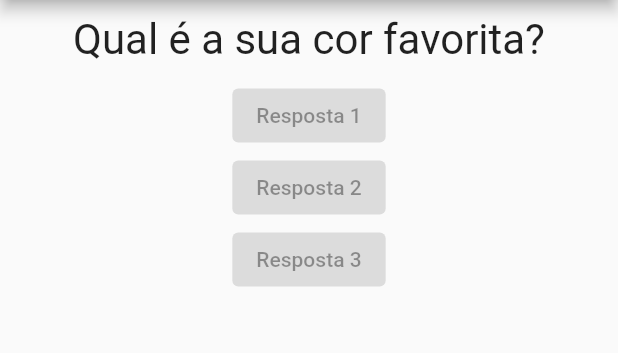
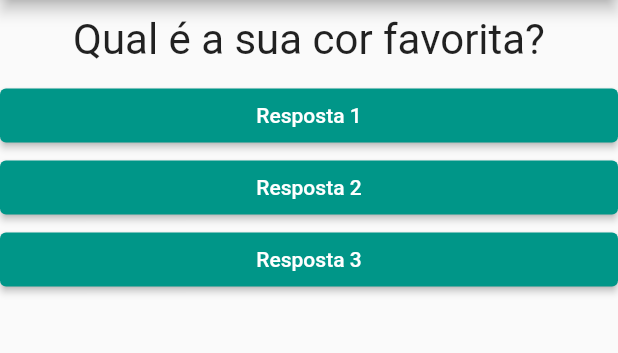
Before and after one commit to waitoair/projeto_perguntas, a Flutter app: the screen it shows after launch, on a phone screen of 412 x 824 dp, the part 84-437 px from its top. Run offline on Flutter 3.47's test engine with Material 2 defaults, Android fonts, the phone set to English and light mode, and no system bars.

Commit message:
using type Map in questions

```diff
--- a/lib/main.dart
+++ b/lib/main.dart
@@ -11,14 +11,23 @@ class _PerguntaAppState extends State<PerguntaApp> {
     setState(() {
       _perguntaSelecionada++;
     });
-    print(_perguntaSelecionada);
   }
 
   @override
   Widget build(BuildContext context) {
-    final perguntas = [
-      'Qual é a sua cor favorita?',
-      'Qual é o seu animal favorito?',
+    final List<Map<String, Object>>  perguntas = [
+      {
+        'texto': 'Qual é a sua cor favorita?',
+        'respostas': ['Preto', 'Vermelho', 'Verde', 'Branco'],
+      },
+      {
+        'texto': 'Qual é o seu animal favorito?',
+        'respostas': ['Coelho', 'Cobra', 'Elefante', 'Leão'],
+      },
+      {
+        'texto': 'Qual é o seu instrutor favorito?',
+        'respostas': ['Maria', 'João', 'Leo', 'Pedro'],
+      },
     ];
 
     return MaterialApp(
@@ -28,10 +37,10 @@ class _PerguntaAppState extends State<PerguntaApp> {
         ),
         body: Column(
           children: <Widget>[
-            Questao(perguntas[_perguntaSelecionada]),
-            Resposta('Resposta 1'),
-            Resposta('Resposta 2'),
-            Resposta('Resposta 3'),
+            Questao(perguntas[_perguntaSelecionada]['texto'].toString()),
+            Resposta('Resposta 1', _responder),
+            Resposta('Resposta 2', _responder),
+            Resposta('Resposta 3', _responder),
           ]
         )
       )
--- a/lib/resposta.dart
+++ b/lib/resposta.dart
@@ -3,13 +3,22 @@ import 'package:flutter/material.dart';
 class Resposta extends StatelessWidget {
   final String texto;
 
-  Resposta(this.texto);
+  final void Function() quandoSelecionado;
+
+  Resposta(this.texto, this.quandoSelecionado);
 
   @override
   Widget build(BuildContext context) {
-    return ElevatedButton(
-      child: Text(texto),
-      onPressed: null,
+    return Container(
+      width: double.infinity,
+      child: ElevatedButton(
+        style: ElevatedButton.styleFrom(primary: Colors.teal),
+        child: Text(
+          texto,
+          style: const TextStyle(color: Colors.white),
+        ),
+        onPressed: quandoSelecionado,
+      ),
     );
   }
 }
```
